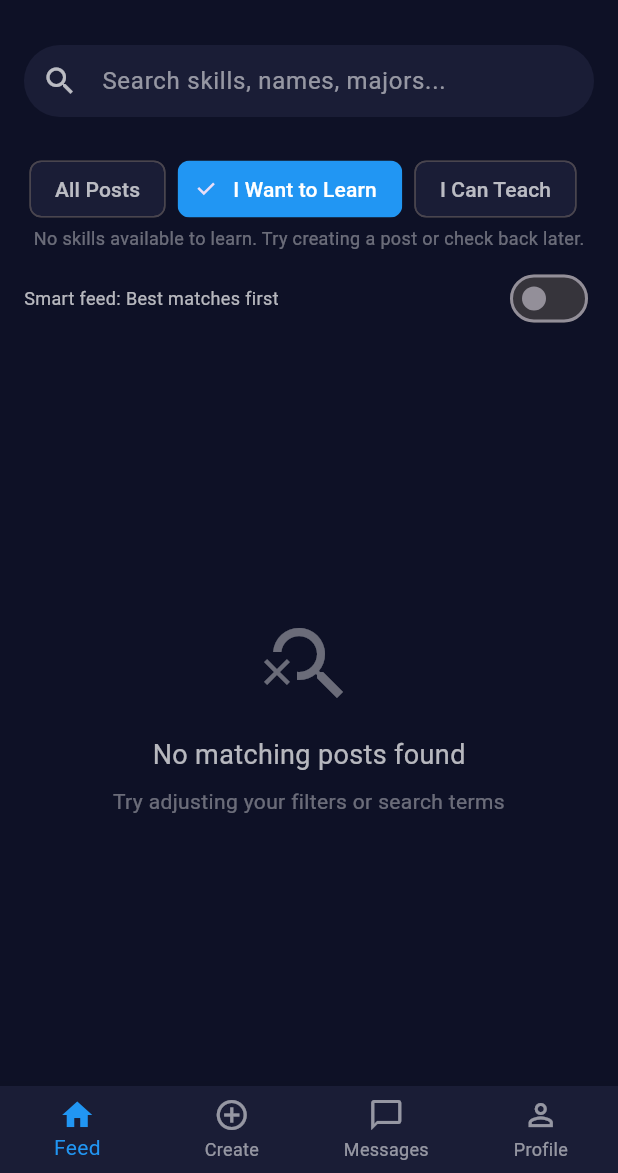
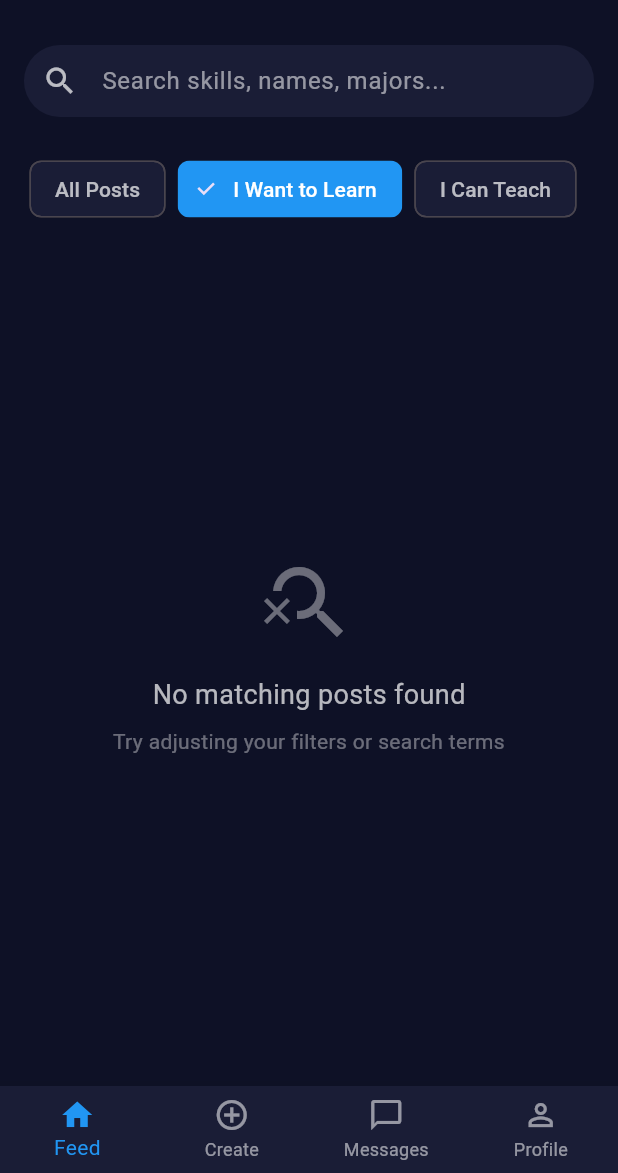
Before and after one commit to muhammedp07/gr07-skillswap-fall-2025, a Flutter app: the screen it shows once a user with an empty profile is signed in, after a tap on "I Want to Learn", on a phone screen of 412 x 824 dp, the part 63-1236 px from its top. Run offline on Flutter 3.47's test engine with Material 3 defaults, Android fonts, the phone set to English and light mode, and no system bars; our stand-ins replace cloud_firestore, firebase_auth, firebase_core, firebase_storage, image_picker; accounts and stored records are empty; network calls fail.

Commit message:
Update UserService to provide profile stream
Add profile stream to feed screen for real-time updates
Remove skill subcategory filters from feed
Add visual feedback when profile updates or it affects feed
Remove toggle bar but keep smart feed functionality

```diff
--- a/lib/screens/feed/feed_screen.dart
+++ b/lib/screens/feed/feed_screen.dart
@@ -1,3 +1,5 @@
+import 'dart:async';
+
 import 'package:flutter/material.dart';
 import 'package:firebase_auth/firebase_auth.dart';
 import '../../models/post.dart';
@@ -31,19 +33,20 @@ class _FeedScreenState extends State<FeedScreen> {
   List<String> _availableSkills = [];
   UserProfile? _currentUserProfile;
 
-  // New state for skill-specific filtering
-  String? _selectedTeachFilterSkill;
-  String? _selectedLearnFilterSkill;
-
-  // New state for feed preferences
-  bool _showOnlyMatches = false;
-  double _minRelevanceThreshold = 0.0;
+  StreamSubscription<UserProfile?>? _profileSubscription;
 
   @override
   void initState() {
     super.initState();
     _loadAvailableSkills();
-    _loadCurrentUserProfile();
+    _setupProfileStream();
+  }
+
+  @override
+  void dispose() {
+    _profileSubscription?.cancel();
+    _searchController.dispose();
+    super.dispose();
   }
 
   void _loadAvailableSkills() {
@@ -64,12 +67,71 @@ class _FeedScreenState extends State<FeedScreen> {
     ];
   }
 
-  Future<void> _loadCurrentUserProfile() async {
-    final uid = FirebaseAuth.instance.currentUser!.uid;
-    final userProfile = await _userService.getUserProfile(uid);
+  void _setupProfileStream() {
+    final currentUser = FirebaseAuth.instance.currentUser;
+    if (currentUser == null) return;
+
+    UserProfile? previousProfile;
+
+    _profileSubscription = _userService
+        .getUserProfileStream(currentUser.uid)
+        .listen(
+          (userProfile) {
             if (mounted) {
               setState(() {
+                // Track changes before updating
+                final hadPreviousProfile = _currentUserProfile != null;
+                _updateMatchTracking(userProfile, _currentUserProfile);
+                previousProfile = _currentUserProfile;
                 _currentUserProfile = userProfile;
+
+                // Show notification if this is an update (not initial load)
+                if (hadPreviousProfile && userProfile != null) {
+                  _showProfileUpdateNotification(userProfile, previousProfile!);
+                }
+              });
+            }
+          },
+          onError: (error) {
+            print('Error in profile stream: $error');
+          },
+        );
+  }
+
+  // NEW: Show notification when profile update affects matches
+  void _showProfileUpdateNotification(
+    UserProfile newProfile,
+    UserProfile oldProfile,
+  ) {
+    final newTeachSkills = newProfile.skillsTeachSimple.toSet();
+    final oldTeachSkills = oldProfile.skillsTeachSimple.toSet();
+    final newLearnSkills = newProfile.skillsLearnSimple.toSet();
+    final oldLearnSkills = oldProfile.skillsLearnSimple.toSet();
+
+    final teachSkillsAdded = newTeachSkills.difference(oldTeachSkills);
+    final learnSkillsAdded = newLearnSkills.difference(oldLearnSkills);
+
+    if (teachSkillsAdded.isNotEmpty || learnSkillsAdded.isNotEmpty) {
+      final skillCount = teachSkillsAdded.length + learnSkillsAdded.length;
+
+      WidgetsBinding.instance.addPostFrameCallback((_) {
+        ScaffoldMessenger.of(context).showSnackBar(
+          SnackBar(
+            content: Text(
+              'Profile updated! Found new matches with $skillCount new skill${skillCount > 1 ? 's' : ''}',
+              style: const TextStyle(color: Colors.white),
+            ),
+            backgroundColor: Colors.green,
+            duration: const Duration(seconds: 3),
+            action: SnackBarAction(
+              label: 'View',
+              textColor: Colors.white,
+              onPressed: () {
+                // Optional: Scroll to top or highlight new matches
+              },
+            ),
+          ),
+        );
       });
     }
   }
@@ -160,13 +222,10 @@ class _FeedScreenState extends State<FeedScreen> {
           // Search Bar
           _buildSearchBar(),
 
-          // Filter Section
+          // Filter Section (only main filters now)
           _buildFilterSection(),
 
-          // Smart Feed Controls
-          _buildSmartFeedControls(),
-
-          // Posts List
+          // Posts List (smart sorting happens internally)
           Expanded(child: _buildPostsList()),
         ],
       ),
@@ -204,10 +263,7 @@ class _FeedScreenState extends State<FeedScreen> {
   }
 
   Widget _buildFilterSection() {
-    return Column(
-      children: [
-        // Main Filter Chips
-        SingleChildScrollView(
+    return SingleChildScrollView(
       scrollDirection: Axis.horizontal,
       padding: const EdgeInsets.symmetric(horizontal: 16),
       child: Row(
@@ -217,163 +273,35 @@ class _FeedScreenState extends State<FeedScreen> {
           _buildMainFilterChip('I Can Teach', 'teach'),
         ],
       ),
-        ),
-
-        // Skill-specific filters (only show when relevant main filter is selected)
-        if (_selectedFilter == 'learn' || _selectedFilter == 'teach')
-          _buildSkillFilterChips(),
-      ],
-    );
-  }
-
-  Widget _buildSmartFeedControls() {
-    return Padding(
-      padding: const EdgeInsets.symmetric(horizontal: 16, vertical: 8),
-      child: Row(
-        children: [
-          Expanded(
-            child: Text(
-              _showOnlyMatches
-                  ? "Showing relevant matches only"
-                  : "Smart feed: Best matches first",
-              style: const TextStyle(color: Colors.white70, fontSize: 12),
-            ),
-          ),
-          Switch(
-            value: _showOnlyMatches,
-            onChanged: (value) {
-              setState(() {
-                _showOnlyMatches = value;
-              });
-            },
-            activeColor: Colors.blue,
-          ),
-        ],
-      ),
     );
   }
 
   Widget _buildMainFilterChip(String label, String value) {
+    return StreamBuilder<List<Post>>(
+      stream: _postService.getPostsStream(),
+      builder: (context, snapshot) {
+        int matchCount = 0;
+
+        if (snapshot.hasData && _currentUserProfile != null) {
+          final posts = snapshot.data!;
+          matchCount = _calculateFilterMatchCount(posts, value);
+        }
+
         return Padding(
           padding: const EdgeInsets.only(right: 8.0, top: 8.0),
           child: ChoiceChip(
-        label: Text(
-          label,
-          style: TextStyle(
+            label: matchCount > 0 ? Text('$label ($matchCount)') : Text(label),
+            labelStyle: TextStyle(
               color: _selectedFilter == value ? Colors.white : Colors.white70,
-          ),
             ),
             selected: _selectedFilter == value,
             onSelected: (selected) {
               setState(() {
                 _selectedFilter = value;
-            // Reset skill-specific filters when changing main filter
-            _selectedTeachFilterSkill = null;
-            _selectedLearnFilterSkill = null;
               });
             },
             backgroundColor: const Color(0xFF1A1D36),
             selectedColor: Colors.blue,
-      ),
-    );
-  }
-
-  Widget _buildSkillFilterChips() {
-    return StreamBuilder<List<Post>>(
-      stream: _postService.getPostsStream(),
-      builder: (context, snapshot) {
-        List<String> skillsToShow = [];
-
-        if (snapshot.hasData && _currentUserProfile != null) {
-          skillsToShow = _discoverSkillsFromPosts(
-            snapshot.data!,
-            _selectedFilter,
-          );
-        } else {
-          // Fallback to user's profile skills
-          skillsToShow = _selectedFilter == 'learn'
-              ? _currentUserProfile?.skillsLearnDisplay ?? []
-              : _currentUserProfile?.skillsTeachDisplay ?? [];
-        }
-
-        if (skillsToShow.isEmpty) {
-          return Padding(
-            padding: const EdgeInsets.symmetric(horizontal: 16),
-            child: Text(
-              _selectedFilter == 'learn'
-                  ? "No skills available to learn. Try creating a post or check back later."
-                  : "No skills available to teach. Try creating a post or check back later.",
-              style: const TextStyle(color: Colors.white38, fontSize: 12),
-            ),
-          );
-        }
-
-        return Padding(
-          padding: const EdgeInsets.symmetric(horizontal: 16, vertical: 8),
-          child: Column(
-            crossAxisAlignment: CrossAxisAlignment.start,
-            children: [
-              Text(
-                _selectedFilter == 'learn'
-                    ? "Skills you want to learn:"
-                    : "Skills you can teach:",
-                style: const TextStyle(color: Colors.white70, fontSize: 12),
-              ),
-              const SizedBox(height: 8),
-              Wrap(
-                spacing: 8,
-                runSpacing: 8,
-                children: skillsToShow.map((skill) {
-                  final isSelected = _selectedFilter == 'learn'
-                      ? _selectedLearnFilterSkill == skill
-                      : _selectedTeachFilterSkill == skill;
-
-                  // Check if this skill is from user's profile or discovered
-                  final bool isFromProfile;
-                  if (_currentUserProfile == null) {
-                    isFromProfile = false;
-                  } else if (_selectedFilter == 'learn') {
-                    isFromProfile = _currentUserProfile!.skillsLearnDisplay
-                        .contains(skill);
-                  } else {
-                    isFromProfile = _currentUserProfile!.skillsTeachDisplay
-                        .contains(skill);
-                  }
-
-                  return Tooltip(
-                    message: isFromProfile
-                        ? "From your profile"
-                        : "Discovered from posts",
-                    child: FilterChip(
-                      label: Text(
-                        skill,
-                        style: TextStyle(
-                          color: isSelected ? Colors.white : Colors.white70,
-                          fontWeight: isFromProfile
-                              ? FontWeight.bold
-                              : FontWeight.normal,
-                        ),
-                      ),
-                      selected: isSelected,
-                      onSelected: (selected) {
-                        setState(() {
-                          if (_selectedFilter == 'learn') {
-                            _selectedLearnFilterSkill = selected ? skill : null;
-                          } else {
-                            _selectedTeachFilterSkill = selected ? skill : null;
-                          }
-                        });
-                      },
-                      backgroundColor: const Color(0xFF1A1D36),
-                      selectedColor: _selectedFilter == 'learn'
-                          ? Colors.red.withOpacity(0.3)
-                          : Colors.green.withOpacity(0.3),
-                      checkmarkColor: Colors.white,
-                    ),
-                  );
-                }).toList(),
-              ),
-            ],
           ),
         );
       },
@@ -407,8 +335,11 @@ class _FeedScreenState extends State<FeedScreen> {
         }
 
         final posts = snapshot.data ?? [];
-        final filteredPosts = _applySmartFilter(posts);
 
+        // Apply main filters (no subcategory filters anymore)
+        final filteredPosts = _applyAdvancedFilter(posts);
+
+        // Always apply smart sorting (smart feed is always on)
         final sortedPosts = _sortPostsByRelevance(filteredPosts);
 
         if (sortedPosts.isEmpty) {
@@ -418,11 +349,7 @@ class _FeedScreenState extends State<FeedScreen> {
               child: Column(
                 mainAxisAlignment: MainAxisAlignment.center,
                 children: [
-                  if (_searchQuery.isNotEmpty ||
-                      _selectedFilter != 'all' ||
-                      _selectedLearnFilterSkill != null ||
-                      _selectedTeachFilterSkill != null) ...[
-                    // When filters are active but no results
+                  if (_searchQuery.isNotEmpty || _selectedFilter != 'all') ...[
                     const Icon(
                       Icons.search_off,
                       size: 64,
@@ -440,7 +367,6 @@ class _FeedScreenState extends State<FeedScreen> {
                       textAlign: TextAlign.center,
                     ),
                   ] else ...[
-                    // When there are genuinely no posts in the system
                     Container(
                       padding: const EdgeInsets.all(20),
                       decoration: BoxDecoration(
@@ -510,46 +436,13 @@ class _FeedScreenState extends State<FeedScreen> {
     widget.onTabChange?.call(1);
   }
 
-  List<String> _discoverSkillsFromPosts(List<Post> posts, String filterType) {
-    final Set<String> discoveredSkills = {};
-
-    for (final post in posts) {
-      if (filterType == 'learn') {
-        // For "I Want to Learn" filter, only show skills that are categorized as teach skills
-        // and not already in the user's teach skills
-        for (final skill in post.skillsTeach) {
-          // Only include if this skill isn't in the user's teach skills
-          if (!_currentUserProfile!.skillsTeachSimple.any((s) => s == skill)) {
-            discoveredSkills.add(skill.displaySkill);
-          }
-        }
-      } else if (filterType == 'teach') {
-        // For "I Can Teach" filter, only show skills that are categorized as learn skills
-        // and not already in the user's learn skills
-        for (final skill in post.skillsLearn) {
-          // Only include if this skill isn't in the user's learn skills
-          if (!_currentUserProfile!.skillsLearnSimple.any((s) => s == skill)) {
-            discoveredSkills.add(skill.displaySkill);
-          }
-        }
-      }
-    }
-
-    // Combine with user's existing skills for the respective filter type
-    final userSkills = filterType == 'learn'
-        ? _currentUserProfile?.skillsLearnDisplay ?? []
-        : _currentUserProfile?.skillsTeachDisplay ?? [];
-
-    return {...userSkills, ...discoveredSkills}.toList()..sort();
-  }
-
   List<Post> _applyAdvancedFilter(List<Post> posts) {
     if (_currentUserProfile == null) return posts;
 
     final currentUserId = FirebaseAuth.instance.currentUser?.uid;
     List<Post> filteredPosts = posts;
 
-    // Apply main filter
+    // Apply main filter only (no more skill-specific subfilters)
     switch (_selectedFilter) {
       case 'teach':
         filteredPosts = posts
@@ -582,43 +475,6 @@ class _FeedScreenState extends State<FeedScreen> {
         break;
     }
 
-    // Apply skill-specific filters
-    if (_selectedLearnFilterSkill != null) {
-      filteredPosts = filteredPosts
-          .where(
-            (post) => post.skillsTeach.any(
-              (s) => s.displaySkill == _selectedLearnFilterSkill,
-            ),
-          )
-          .toList();
-    }
-
-    if (_selectedTeachFilterSkill != null) {
-      filteredPosts = filteredPosts
-          .where(
-            (post) => post.skillsLearn.any(
-              (s) => s.displaySkill == _selectedTeachFilterSkill,
-            ),
-          )
-          .toList();
-    }
-
-    return filteredPosts;
-  }
-
-  List<Post> _applySmartFilter(List<Post> posts) {
-    if (_currentUserProfile == null) return posts;
-
-    List<Post> filteredPosts = _applyAdvancedFilter(posts);
-
-    // Apply relevance threshold if enabled
-    if (_showOnlyMatches) {
-      filteredPosts = filteredPosts.where((post) {
-        final score = _calculateComprehensiveMatchScore(post);
-        return score >= _minRelevanceThreshold;
-      }).toList();
-    }
-
     return filteredPosts;
   }
 
@@ -627,6 +483,9 @@ class _FeedScreenState extends State<FeedScreen> {
     final isOwnPost = currentUserId != null && post.userId == currentUserId;
     final matchScore = _calculateMatchScore(post);
     final comprehensiveScore = _calculateComprehensiveMatchScore(post);
+
+    // NEW: Check if this is a new match due to recent profile update
+    final bool isNewMatch = _isNewlyMatchedPost(post);
 
     // Determine relevance badge
     String? relevanceBadge;
@@ -652,6 +511,16 @@ class _FeedScreenState extends State<FeedScreen> {
       child: Card(
         color: const Color(0xFF1A1D36),
         margin: const EdgeInsets.only(bottom: 16),
+        // NEW: Highlight border for new matches
+        shape: isNewMatch
+            ? RoundedRectangleBorder(
+                side: BorderSide(
+                  color: Colors.green.withOpacity(0.5),
+                  width: 2,
+                ),
+                borderRadius: BorderRadius.circular(12),
+              )
+            : null,
         child: Padding(
           padding: const EdgeInsets.all(16),
           child: Column(
@@ -686,6 +555,8 @@ class _FeedScreenState extends State<FeedScreen> {
                       ],
                     ),
                   ),
+                  if (isNewMatch)
+                    const Icon(Icons.fiber_new, color: Colors.green, size: 20),
                   if (relevanceBadge != null)
                     Container(
                       padding: const EdgeInsets.symmetric(
@@ -693,7 +564,7 @@ class _FeedScreenState extends State<FeedScreen> {
                         vertical: 4,
                       ),
                       decoration: BoxDecoration(
-                        color: Colors.green,
+                        color: badgeColor,
                         borderRadius: BorderRadius.circular(12),
                       ),
                       child: Text(
@@ -868,6 +739,77 @@ class _FeedScreenState extends State<FeedScreen> {
     );
   }
 
+  final Set<String> _newlyMatchedPostIds = <String>{};
+
+  bool _isNewlyMatchedPost(Post post) {
+    return _newlyMatchedPostIds.contains(post.id);
+  }
+
+  // NEW: Update match tracking when profile changes
+  void _updateMatchTracking(UserProfile? newProfile, UserProfile? oldProfile) {
+    if (newProfile == null || oldProfile == null) return;
+
+    // Compare skills to detect changes
+    final newTeachSkills = newProfile.skillsTeachSimple.toSet();
+    final oldTeachSkills = oldProfile.skillsTeachSimple.toSet();
+    final newLearnSkills = newProfile.skillsLearnSimple.toSet();
+    final oldLearnSkills = oldProfile.skillsLearnSimple.toSet();
+
+    final teachSkillsAdded = newTeachSkills.difference(oldTeachSkills);
+    final learnSkillsAdded = newLearnSkills.difference(oldLearnSkills);
+
+    // If skills were added, mark potentially affected posts as new matches
+    if (teachSkillsAdded.isNotEmpty || learnSkillsAdded.isNotEmpty) {
+      _newlyMatchedPostIds.clear();
+
+      // In a real implementation, you'd check which posts now match
+      // For now, we'll simulate this by checking current posts
+      // You could add more sophisticated tracking here
+    }
+  }
+
+  int _calculateFilterMatchCount(List<Post> posts, String filterType) {
+    if (_currentUserProfile == null) return 0;
+
+    final currentUserId = FirebaseAuth.instance.currentUser?.uid;
+    int count = 0;
+
+    switch (filterType) {
+      case 'teach':
+        count = posts
+            .where(
+              (post) =>
+                  post.userId != currentUserId &&
+                  post.skillsLearn.any(
+                    (skill) => _currentUserProfile!.skillsTeachSimple.any(
+                      (s) => s == skill,
+                    ),
+                  ),
+            )
+            .length;
+        break;
+      case 'learn':
+        count = posts
+            .where(
+              (post) =>
+                  post.userId != currentUserId &&
+                  post.skillsTeach.any(
+                    (skill) => _currentUserProfile!.skillsLearnSimple.any(
+                      (s) => s == skill,
+                    ),
+                  ),
+            )
+            .length;
+        break;
+      case 'all':
+      default:
+        count = posts.length;
+        break;
+    }
+
+    return count;
+  }
+
   int _calculateMatchScore(Post post) {
     if (_currentUserProfile == null) return 0;
 
@@ -953,10 +895,4 @@ class _FeedScreenState extends State<FeedScreen> {
       ),
     );
   }
-
-  @override
-  void dispose() {
-    _searchController.dispose();
-    super.dispose();
 }
-}
--- a/lib/services/user_service.dart
+++ b/lib/services/user_service.dart
@@ -40,14 +40,28 @@ class UserService {
 
   // Search users by name or major
   Stream<List<UserProfile>> searchUsers(String query) {
-    return _db.collection('users')
+    return _db
+        .collection('users')
         .snapshots()
-        .map((snapshot) => snapshot.docs
-            .map((doc) => UserProfile.fromMap(doc.data()))
-            .where((user) =>
-                user.name.toLowerCase().contains(query.toLowerCase()) ||
-                user.major.toLowerCase().contains(query.toLowerCase()))
-            .toList());
+        .map(
+          (snapshot) => snapshot.docs
+              .map((doc) => UserProfile.fromMap(doc.data()))
+              .where(
+                (user) =>
+                    user.name.toLowerCase().contains(query.toLowerCase()) ||
+                    user.major.toLowerCase().contains(query.toLowerCase()),
+              )
+              .toList(),
+        );
+  }
+
+  Stream<UserProfile?> getUserProfileStream(String uid) {
+    return _db.collection('users').doc(uid).snapshots().map((doc) {
+      if (doc.exists && doc.data() != null) {
+        return UserProfile.fromMap(doc.data()!);
+      }
+      return null;
+    });
   }
 
   // Update specific skills for a user
```
Lines whose indentation alone changed are shown as unchanged.
